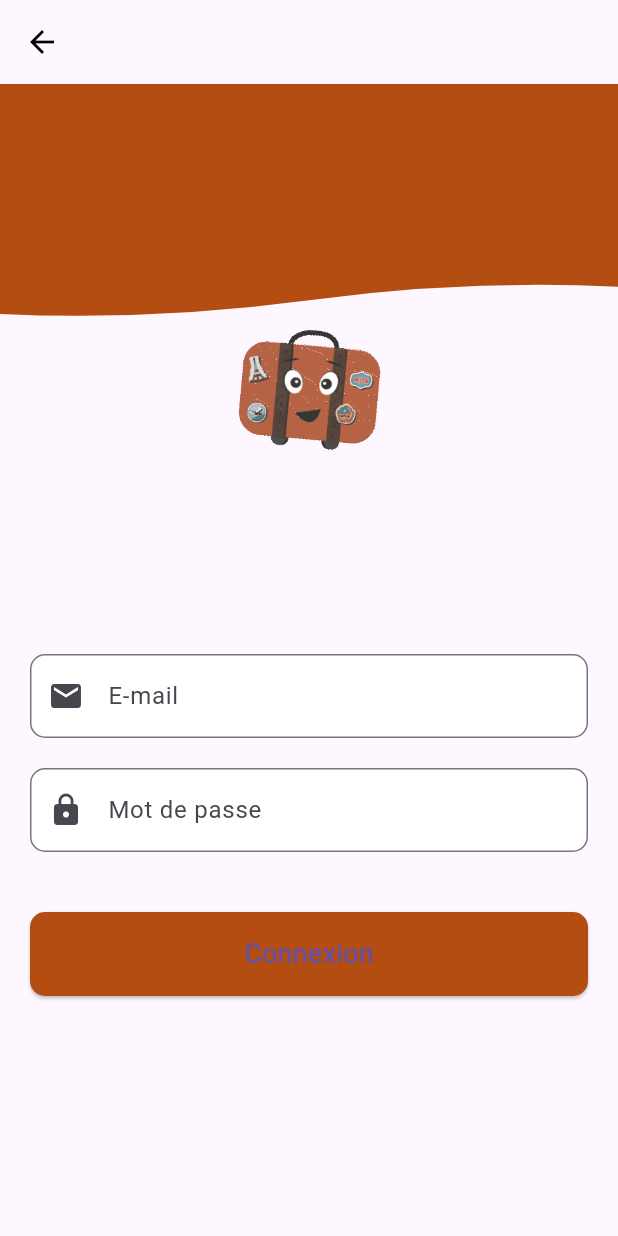
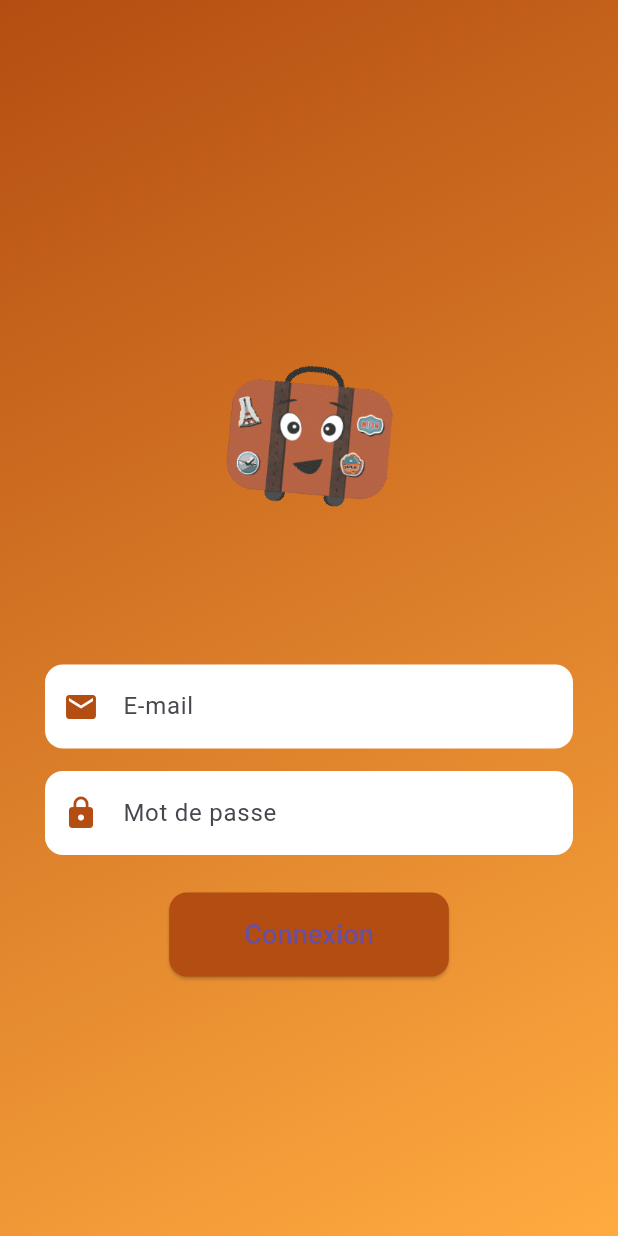
Before and after one commit to Mstrhall/frontoffice, a Flutter app: the LoginPage screen opened directly, on a phone screen of 412 x 824 dp. Run offline on Flutter 3.47's test engine with Material 3 defaults, Android fonts, the phone set to English and light mode, and no system bars; our stand-ins replace shared_preferences; accounts and stored records are empty.

Commit message:
commit 2

```diff
--- a/lib/login.dart
+++ b/lib/login.dart
@@ -13,137 +13,63 @@ class _LoginPageState extends State<LoginPage> {
   final TextEditingController _emailController = TextEditingController();
   final TextEditingController _passwordController = TextEditingController();
   bool _isLoading = false;
-  String _errorMessage = '';
-
+  String? _errorMessage;
 
   Future<void> _login() async {
     setState(() {
       _isLoading = true;
-      _errorMessage = '';
+      _errorMessage = null;
     });
-
-    final String email = _emailController.text;
-    final String password = _passwordController.text;
 
     final response = await http.post(
       Uri.parse('http://127.0.0.1:8000/api/users/auth'),
-      headers: <String, String>{
-        'Content-Type': 'application/json; charset=UTF-8',
-      },
-      body: jsonEncode(<String, String>{
-        'email': email,
-        'password': password,
+      headers: {'Content-Type': 'application/json; charset=UTF-8'},
+      body: jsonEncode({
+        'email': _emailController.text.trim(),
+        'password': _passwordController.text,
       }),
     );
 
-    setState(() {
-      _isLoading = false;
-    });
+    setState(() => _isLoading = false);
 
     if (response.statusCode == 200) {
-      // Connexion réussie
       final responseData = json.decode(response.body);
-
       if (responseData['id'] != null) {
         SharedPreferences prefs = await SharedPreferences.getInstance();
-        await prefs.setString('email', email);
-        await prefs.setString('password', password);
+        await prefs.setString('email', _emailController.text);
         await prefs.setBool('isLoggedIn', true);
-        await prefs.setInt('userId', responseData['id']); // Stocke l'ID de l'utilisateur
+        await prefs.setInt('userId', responseData['id']);
 
         Navigator.pushReplacement(
           context,
           MaterialPageRoute(builder: (context) => RecherchePage()),
         );
       } else {
-        setState(() {
-          _errorMessage = 'ID utilisateur manquant dans la réponse du serveur.';
-        });
+        setState(() => _errorMessage = 'ID utilisateur introuvable.');
       }
     } else {
-      // Connexion échouée
-      setState(() {
-        _errorMessage = 'Email ou mot de passe incorrect';
-      });
+      setState(() => _errorMessage = 'Email ou mot de passe incorrect.');
     }
   }
-
 
   @override
   Widget build(BuildContext context) {
     return Scaffold(
-      appBar: AppBar(
-        backgroundColor: Colors.transparent,
-        elevation: 0,
-        leading: IconButton(
-          icon: Icon(Icons.arrow_back, color: Colors.black),
-          onPressed: () {
-            Navigator.pop(context);
-          },
-        ),
-      ),
-      body: SingleChildScrollView(
-        child: Stack(
-          children: [
-            Positioned(
-              top: 0,
-              left: -100,
-              child: Container(
-                width: MediaQuery.of(context).size.width + 200,
-                height: MediaQuery.of(context).size.height * 0.5,
-                child: CustomPaint(
-                  painter: CloudShapePainter(),
-                ),
-              ),
-            ),
-            Padding(
-              padding: const EdgeInsets.symmetric(horizontal: 20.0, vertical: 60.0),
+      body: Stack(
+        children: [
+          _buildBackground(),
+          Center(
+            child: Padding(
+              padding: const EdgeInsets.symmetric(horizontal: 30.0),
               child: Column(
-                crossAxisAlignment: CrossAxisAlignment.stretch,
+                mainAxisSize: MainAxisSize.min,
                 children: [
-                  Center(
-                    child: Image.asset(
-                      'assets/mascotte_V2_1.gif',
-                      height: 300,
-                      width: 300,
-                    ),
-                  ),
+                  Image.asset('assets/mascotte_V2_1.gif', height: 250),
                   SizedBox(height: 20),
-                  Container(
-                    decoration: BoxDecoration(
-                      color: Colors.white,
-                      borderRadius: BorderRadius.circular(10.0),
-                    ),
-                    child: TextField(
-                      controller: _emailController,
-                      decoration: InputDecoration(
-                        labelText: 'E-mail',
-                        border: OutlineInputBorder(
-                          borderRadius: BorderRadius.circular(10.0),
-                        ),
-                        prefixIcon: Icon(Icons.email),
-                      ),
-                    ),
-                  ),
-                  SizedBox(height: 20),
-                  Container(
-                    decoration: BoxDecoration(
-                      color: Colors.white,
-                      borderRadius: BorderRadius.circular(10.0),
-                    ),
-                    child: TextField(
-                      controller: _passwordController,
-                      decoration: InputDecoration(
-                        labelText: 'Mot de passe',
-                        border: OutlineInputBorder(
-                          borderRadius: BorderRadius.circular(10.0),
-                        ),
-                        prefixIcon: Icon(Icons.lock),
-                      ),
-                      obscureText: true,
-                    ),
-                  ),
-                  SizedBox(height: 40),
+                  _buildTextField(_emailController, 'E-mail', Icons.email, false),
+                  SizedBox(height: 15),
+                  _buildTextField(_passwordController, 'Mot de passe', Icons.lock, true),
+                  SizedBox(height: 25),
                   _isLoading
                       ? CircularProgressIndicator()
                       : ElevatedButton(
@@ -151,45 +77,52 @@ class _LoginPageState extends State<LoginPage> {
                     style: ElevatedButton.styleFrom(
                       backgroundColor: Color(0xFFB44D11),
                       shape: RoundedRectangleBorder(
-                        borderRadius: BorderRadius.circular(10.0),
+                        borderRadius: BorderRadius.circular(12.0),
                       ),
-                      padding: EdgeInsets.symmetric(vertical: 15.0),
+                      padding: EdgeInsets.symmetric(vertical: 15.0, horizontal: 50),
                     ),
                     child: Text('Connexion', style: TextStyle(fontSize: 18)),
                   ),
-                  SizedBox(height: 20),
-                  Text(
-                    _errorMessage,
-                    style: TextStyle(color: Colors.red),
-                  ),
+                  if (_errorMessage != null)
+                    Padding(
+                      padding: const EdgeInsets.all(8.0),
+                      child: Text(_errorMessage!, style: TextStyle(color: Colors.red)),
+                    ),
                 ],
               ),
             ),
-          ],
+          ),
+        ],
+      ),
+    );
+  }
+
+  Widget _buildBackground() {
+    return Container(
+      decoration: BoxDecoration(
+        gradient: LinearGradient(
+          begin: Alignment.topLeft,
+          end: Alignment.bottomRight,
+          colors: [Color(0xFFB44D11), Colors.orangeAccent],
         ),
       ),
     );
   }
 
-}
-
-class CloudShapePainter extends CustomPainter {
-  @override
-  void paint(Canvas canvas, Size size) {
-    Paint paint = Paint()..color = Color(0xFFB44D11);
-
-    Path path = Path()
-      ..moveTo(0, size.height * 0.35)
-      ..quadraticBezierTo(size.width / 4, size.height * 0.4, size.width / 2, size.height * 0.35)
-      ..quadraticBezierTo(size.width * 3 / 4, size.height * 0.3, size.width, size.height * 0.35)
-      ..lineTo(size.width, 0)
-      ..lineTo(0, 0)
-      ..close();
-    canvas.drawPath(path, paint);
-  }
-
-  @override
-  bool shouldRepaint(CustomPainter oldDelegate) {
-    return false;
+  Widget _buildTextField(TextEditingController controller, String label, IconData icon, bool isPassword) {
+    return TextField(
+      controller: controller,
+      obscureText: isPassword,
+      decoration: InputDecoration(
+        labelText: label,
+        prefixIcon: Icon(icon, color: Color(0xFFB44D11)),
+        filled: true,
+        fillColor: Colors.white,
+        border: OutlineInputBorder(
+          borderRadius: BorderRadius.circular(12.0),
+          borderSide: BorderSide.none,
+        ),
+      ),
+    );
   }
 }
--- a/pubspec.yaml
+++ b/pubspec.yaml
@@ -100,4 +100,4 @@ flutter_icons:
 
 
 dependency_overrides:
-  win32: ^5.5.4
+  win32: 5.2.0
```
Also changed, not shown: lib/program_page.dart (+6 -6 lines), pubspec.lock, 2 other files.
